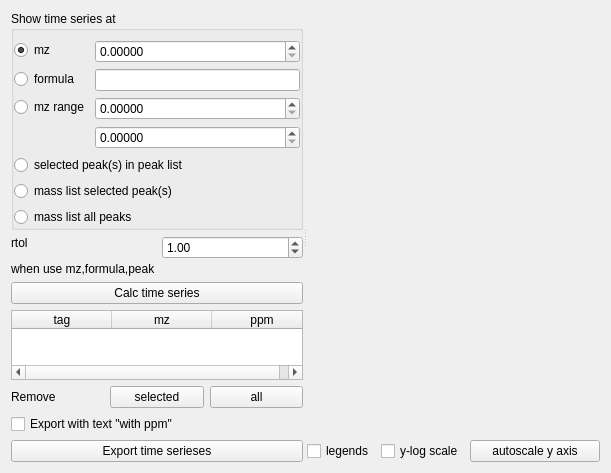
First picture: the form in Orbitool/UI/Timeserieses.ui, repository l460289052/Orbitool, before the edit.
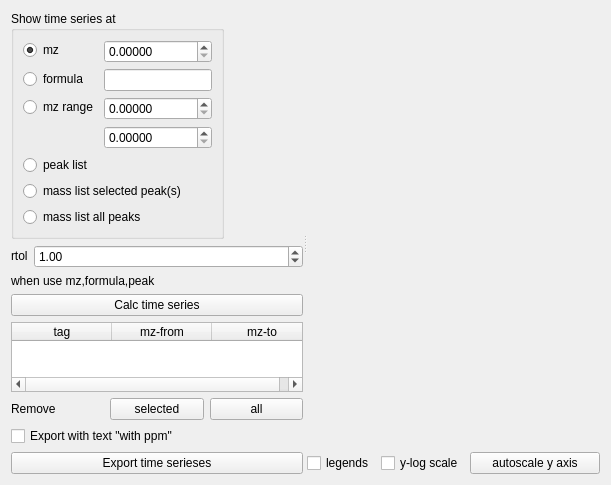
Second picture: the form after the edit.

Diff of the .ui file:
```diff
--- a/Orbitool/UI/Timeserieses.ui
+++ b/Orbitool/UI/Timeserieses.ui
@@ -24,7 +24,7 @@
        <item>
         <widget class="QGroupBox" name="groupBox_2">
          <property name="sizePolicy">
-          <sizepolicy hsizetype="Preferred" vsizetype="Maximum">
+          <sizepolicy hsizetype="Maximum" vsizetype="Maximum">
            <horstretch>0</horstretch>
            <verstretch>0</verstretch>
           </sizepolicy>
@@ -38,17 +38,8 @@
          <property name="title">
           <string>Show time series at</string>
          </property>
-         <layout class="QFormLayout" name="formLayout_2">
-          <property name="leftMargin">
-           <number>0</number>
-          </property>
-          <property name="rightMargin">
-           <number>0</number>
-          </property>
-          <property name="bottomMargin">
-           <number>0</number>
-          </property>
-          <item row="2" column="0">
+         <layout class="QFormLayout" name="formLayout">
+          <item row="0" column="0">
            <widget class="QRadioButton" name="mzRadioButton">
             <property name="text">
              <string>mz</string>
@@ -58,46 +49,40 @@
             </property>
            </widget>
           </item>
-          <item row="5" column="0">
+          <item row="0" column="1">
+           <widget class="QDoubleSpinBox" name="mzDoubleSpinBox">
+            <property name="sizePolicy">
+             <sizepolicy hsizetype="Preferred" vsizetype="Fixed">
+              <horstretch>0</horstretch>
+              <verstretch>0</verstretch>
+             </sizepolicy>
+            </property>
+            <property name="decimals">
+             <number>5</number>
+            </property>
+            <property name="maximum">
+             <double>999.990000000000009</double>
+            </property>
+           </widget>
+          </item>
+          <item row="1" column="0">
            <widget class="QRadioButton" name="formulaRadioButton">
             <property name="text">
              <string>formula</string>
             </property>
            </widget>
           </item>
-          <item row="7" column="1">
-           <widget class="QDoubleSpinBox" name="mzMaxDoubleSpinBox">
+          <item row="1" column="1">
+           <widget class="QLineEdit" name="formulaLineEdit">
             <property name="sizePolicy">
              <sizepolicy hsizetype="Preferred" vsizetype="Fixed">
               <horstretch>0</horstretch>
               <verstretch>0</verstretch>
              </sizepolicy>
             </property>
-            <property name="decimals">
-             <number>5</number>
-            </property>
-            <property name="maximum">
-             <double>999.990000000000009</double>
-            </property>
            </widget>
           </item>
-          <item row="6" column="1">
-           <widget class="QDoubleSpinBox" name="mzMinDoubleSpinBox">
-            <property name="sizePolicy">
-             <sizepolicy hsizetype="Preferred" vsizetype="Fixed">
-              <horstretch>0</horstretch>
-              <verstretch>0</verstretch>
-             </sizepolicy>
-            </property>
-            <property name="decimals">
-             <number>5</number>
-            </property>
-            <property name="maximum">
-             <double>999.990000000000009</double>
-            </property>
-           </widget>
-          </item>
-          <item row="6" column="0">
+          <item row="2" column="0">
            <widget class="QRadioButton" name="mzRangeRadioButton">
             <property name="text">
              <string>mz range</string>
@@ -105,7 +90,7 @@
            </widget>
           </item>
           <item row="2" column="1">
-           <widget class="QDoubleSpinBox" name="mzDoubleSpinBox">
+           <widget class="QDoubleSpinBox" name="mzMinDoubleSpinBox">
             <property name="sizePolicy">
              <sizepolicy hsizetype="Preferred" vsizetype="Fixed">
               <horstretch>0</horstretch>
@@ -120,17 +105,36 @@
             </property>
            </widget>
           </item>
-          <item row="5" column="1">
-           <widget class="QLineEdit" name="formulaLineEdit">
+          <item row="3" column="1">
+           <widget class="QDoubleSpinBox" name="mzMaxDoubleSpinBox">
             <property name="sizePolicy">
              <sizepolicy hsizetype="Preferred" vsizetype="Fixed">
               <horstretch>0</horstretch>
               <verstretch>0</verstretch>
              </sizepolicy>
             </property>
+            <property name="decimals">
+             <number>5</number>
+            </property>
+            <property name="maximum">
+             <double>999.990000000000009</double>
+            </property>
            </widget>
           </item>
-          <item row="9" column="0" colspan="2">
+          <item row="4" column="0" colspan="2">
+           <widget class="QRadioButton" name="peakListRadioButton">
+            <property name="sizePolicy">
+             <sizepolicy hsizetype="Preferred" vsizetype="Fixed">
+              <horstretch>0</horstretch>
+              <verstretch>0</verstretch>
+             </sizepolicy>
+            </property>
+            <property name="text">
+             <string>peak list</string>
+            </property>
+           </widget>
+          </item>
+          <item row="5" column="0" colspan="2">
            <widget class="QRadioButton" name="selectedMassListRadioButton">
             <property name="sizePolicy">
              <sizepolicy hsizetype="Preferred" vsizetype="Fixed">
@@ -146,7 +150,7 @@
             </property>
            </widget>
           </item>
-          <item row="10" column="0" colspan="2">
+          <item row="6" column="0" colspan="2">
            <widget class="QRadioButton" name="massListRadioButton">
             <property name="sizePolicy">
              <sizepolicy hsizetype="Preferred" vsizetype="Fixed">
@@ -159,19 +163,6 @@
             </property>
            </widget>
           </item>
-          <item row="8" column="0" colspan="2">
-           <widget class="QRadioButton" name="selectedPeaksRadioButton">
-            <property name="sizePolicy">
-             <sizepolicy hsizetype="Preferred" vsizetype="Fixed">
-              <horstretch>0</horstretch>
-              <verstretch>0</verstretch>
-             </sizepolicy>
-            </property>
-            <property name="text">
-             <string>selected peak(s) in peak list</string>
-            </property>
-           </widget>
-          </item>
          </layout>
         </widget>
        </item>
@@ -180,7 +171,7 @@
          <item row="0" column="0">
           <widget class="QLabel" name="label_22">
            <property name="text">
-            <string>&lt;html&gt;&lt;head/&gt;&lt;body&gt;&lt;p&gt;rtol&lt;/p&gt;&lt;p&gt;when use mz,formula,peak&lt;/p&gt;&lt;/body&gt;&lt;/html&gt;</string>
+            <string>&lt;html&gt;&lt;head/&gt;&lt;body&gt;&lt;p&gt;rtol&lt;/p&gt;&lt;/body&gt;&lt;/html&gt;</string>
            </property>
           </widget>
          </item>
@@ -203,6 +194,19 @@
            </property>
           </widget>
          </item>
+         <item row="1" column="0" colspan="2">
+          <widget class="QLabel" name="label">
+           <property name="sizePolicy">
+            <sizepolicy hsizetype="Preferred" vsizetype="Preferred">
+             <horstretch>0</horstretch>
+             <verstretch>0</verstretch>
+            </sizepolicy>
+           </property>
+           <property name="text">
+            <string>when use mz,formula,peak</string>
+           </property>
+          </widget>
+         </item>
         </layout>
        </item>
        <item>
@@ -245,12 +249,12 @@
          </column>
          <column>
           <property name="text">
-           <string>mz</string>
+           <string>mz-from</string>
           </property>
          </column>
          <column>
           <property name="text">
-           <string>ppm</string>
+           <string>mz-to</string>
           </property>
          </column>
         </widget>
@@ -259,6 +263,12 @@
         <layout class="QHBoxLayout" name="horizontalLayout_16">
          <item>
           <widget class="QLabel" name="label_23">
+           <property name="sizePolicy">
+            <sizepolicy hsizetype="Preferred" vsizetype="Preferred">
+             <horstretch>0</horstretch>
+             <verstretch>0</verstretch>
+            </sizepolicy>
+           </property>
            <property name="text">
             <string>Remove</string>
            </property>
```
Left out of the diff: 2 changed lines with no effect on the pictures.
